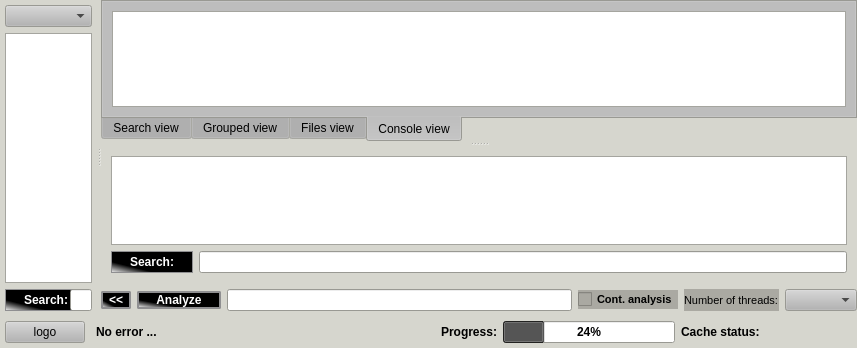
This is dltmessageanalyzerplugin/src/form.ui in svlad-90/DLT-Message-Analyzer as Qt 5 draws it before an edit. The edited form follows.
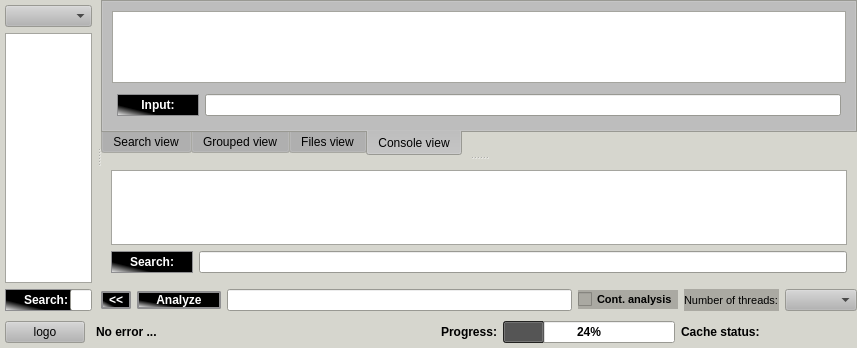
This is the edited form. Custom widgets are drawn as their Qt base class.

```diff
--- a/dltmessageanalyzerplugin/src/form.ui
+++ b/dltmessageanalyzerplugin/src/form.ui
@@ -594,6 +594,49 @@
               </property>
              </widget>
             </item>
+            <item>
+             <layout class="QHBoxLayout" name="consoleViewInputLayout">
+              <property name="leftMargin">
+               <number>5</number>
+              </property>
+              <property name="topMargin">
+               <number>5</number>
+              </property>
+              <property name="rightMargin">
+               <number>5</number>
+              </property>
+              <property name="bottomMargin">
+               <number>5</number>
+              </property>
+              <item>
+               <widget class="QLabel" name="consoleViewInputLabel">
+                <property name="font">
+                 <font>
+                  <weight>75</weight>
+                  <bold>true</bold>
+                 </font>
+                </property>
+                <property name="styleSheet">
+                 <string notr="true">QLabel {
+    border: 1px solid #8f8f91;
+    background-color: qlineargradient(spread:pad, x1:0.259, y1:0.720909, x2:0, y2:1, stop:0 rgba(0, 0, 0, 255), stop:1 rgba(255, 255, 255, 255));
+    min-width: 80px;
+	color: rgb(255, 255, 255);
+}</string>
+                </property>
+                <property name="text">
+                 <string>Input:</string>
+                </property>
+                <property name="alignment">
+                 <set>Qt::AlignCenter</set>
+                </property>
+               </widget>
+              </item>
+              <item>
+               <widget class="QLineEdit" name="consoleViewInputLineEdit"/>
+              </item>
+             </layout>
+            </item>
            </layout>
           </widget>
          </widget>
```
